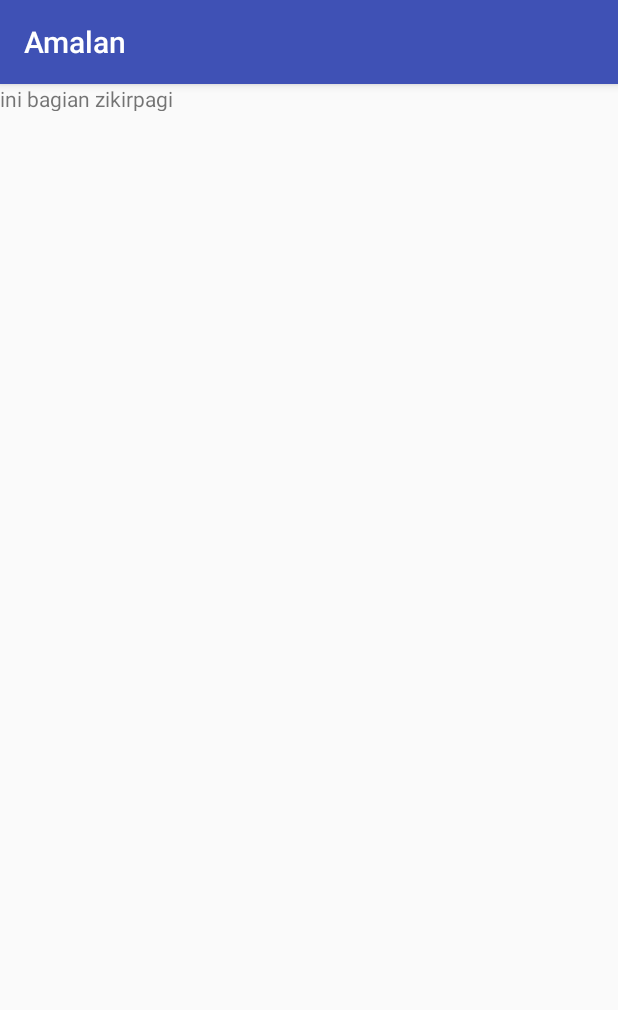
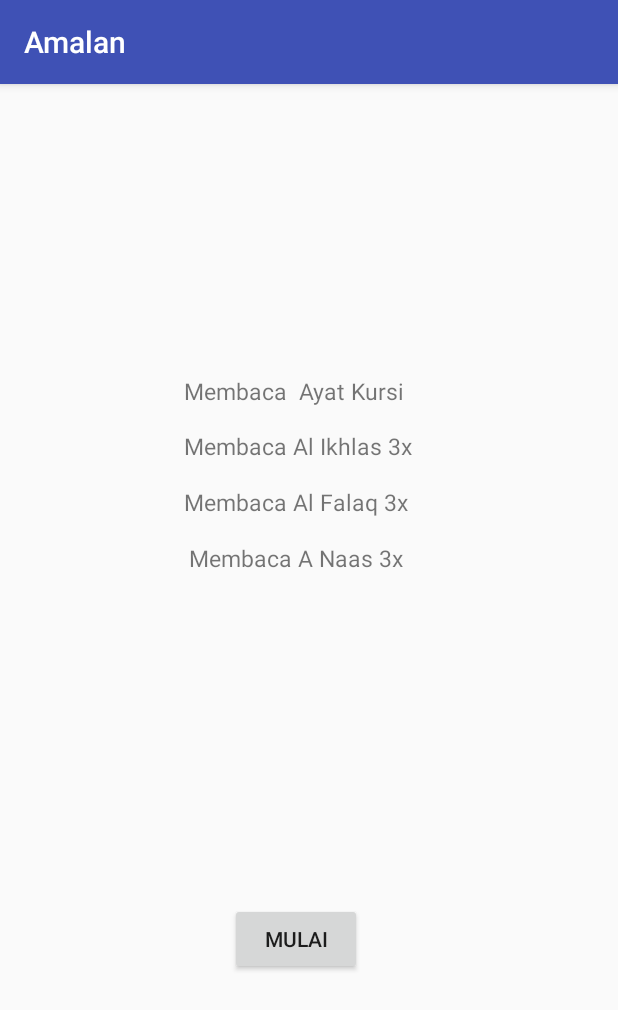
Before and after one commit to arifbugaresa/Kapsel-Amalan, an Android app: the ZikirpagiActivity screen opened directly, with no data from a screen before it, on a phone screen of 412 x 824 dp. Shown: the top 1010 px of the screen. Run offline under Robolectric (Android 15) with nearby library versions, the phone set to English and light mode, and no system bars.

Commit message:
ini udh mau kelar

```diff
--- a/app/src/main/AndroidManifest.xml
+++ b/app/src/main/AndroidManifest.xml
@@ -19,7 +19,11 @@
         <activity android:name=".TasbihActivity" />
         <activity android:name=".ZikirpagiActivity" />
         <activity android:name=".ZikirpetangActivity" />
-        <activity android:name=".ZikirsebelumtidurActivity"></activity>
+        <activity android:name=".ZikirsebelumtidurActivity" />
+        <activity android:name=".ayatkursipagiActivity" />
+        <activity android:name=".alikhlaspagiActivity" />
+        <activity android:name=".alfalaqpagiActivity" />
+        <activity android:name=".annaaspagiActivity"></activity>
     </application>
 
 </manifest>
--- a/app/src/main/res/layout/activity_zikirpagi.xml
+++ b/app/src/main/res/layout/activity_zikirpagi.xml
@@ -6,11 +6,59 @@
     android:layout_height="match_parent"
     tools:context="com.example.arip.amalan.ZikirpagiActivity">
 
-    <TextView
-        android:id="@+id/textView8"
-        android:layout_width="wrap_content"
-        android:layout_height="18dp"
-        android:text="ini bagian zikirpagi"
-        tools:layout_editor_absoluteX="128dp"
-        tools:layout_editor_absoluteY="162dp" />
+    <RelativeLayout
+        android:layout_width="395dp"
+        android:layout_height="678dp"
+        tools:layout_editor_absoluteX="8dp"
+        tools:layout_editor_absoluteY="8dp">
+
+        <TextView
+            android:id="@+id/textView8"
+            android:layout_width="wrap_content"
+            android:layout_height="wrap_content"
+            android:layout_alignParentTop="true"
+            android:layout_alignStart="@+id/textView12"
+            android:layout_marginTop="194dp"
+            android:text="Membaca  Ayat Kursi"
+            android:textSize="15dp" />
+
+        <TextView
+            android:id="@+id/textView11"
+            android:layout_width="wrap_content"
+            android:layout_height="wrap_content"
+            android:layout_alignStart="@+id/textView12"
+            android:layout_below="@+id/textView8"
+            android:layout_marginTop="15dp"
+            android:text="Membaca Al Ikhlas 3x"
+            android:textSize="15dp"/>
+
+        <TextView
+            android:id="@+id/textView12"
+            android:layout_width="wrap_content"
+            android:layout_height="wrap_content"
+            android:layout_below="@+id/textView11"
+            android:layout_centerHorizontal="true"
+            android:layout_marginTop="16dp"
+            android:text="Membaca Al Falaq 3x"
+            android:textSize="15dp"/>
+
+        <TextView
+            android:id="@+id/textView13"
+            android:layout_width="wrap_content"
+            android:layout_height="wrap_content"
+            android:layout_below="@+id/textView12"
+            android:layout_centerHorizontal="true"
+            android:layout_marginTop="16dp"
+            android:text="Membaca A Naas 3x"
+            android:textSize="15dp"/>
+
+        <Button
+            android:id="@+id/button"
+            android:layout_width="wrap_content"
+            android:layout_height="wrap_content"
+            android:layout_alignParentBottom="true"
+            android:layout_centerHorizontal="true"
+            android:layout_marginBottom="84dp"
+            android:text="mulai" />
+    </RelativeLayout>
 </android.support.constraint.ConstraintLayout>
```
Also changed, not shown: app/src/main/java/com/example/arip/amalan/alfalaqpagiActivity.java (added, +13 -0 lines), app/src/main/java/com/example/arip/amalan/alikhlaspagiActivity.java (added, +13 -0 lines), app/src/main/java/com/example/arip/amalan/annaaspagiActivity.java (added, +13 -0 lines), app/src/main/java/com/example/arip/amalan/ayatkursipagiActivity.java (added, +13 -0 lines), app/src/main/res/layout/activity_alfalaqpagi.xml (added, +55 -0 lines), app/src/main/res/layout/activity_alikhlaspagi.xml (added, +56 -0 lines), app/src/main/res/layout/activity_annaaspagi.xml (added, +55 -0 lines), app/src/main/res/layout/activity_ayatkursipagi.xml (added, +56 -0 lines), app/src/main/res/layout/activity_zikirpetang.xml (+54 -7 lines), app/src/main/res/drawable/artiayat.jpg (added), app/src/main/res/drawable/ayatkursi.jpg (added), app/src/main/res/drawable/bg.png (added), app/src/main/res/drawable/dua.png (added), app/src/main/res/drawable/empat.png (added), 3 more files.
